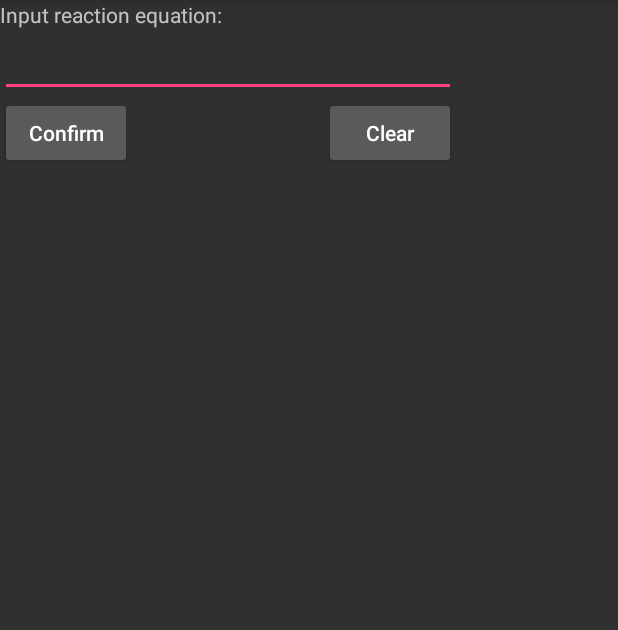
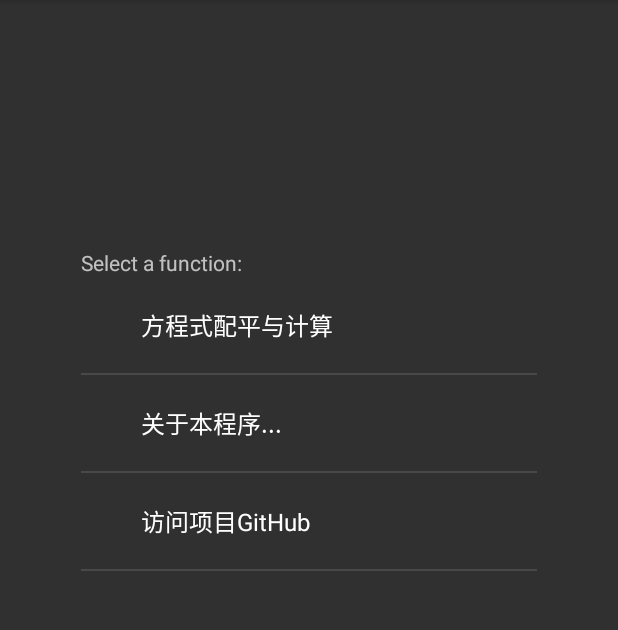
Before and after one commit to GlockChem/GlockChem4Droid, an Android app: the screen it shows after launch (EquationInput before the commit, MenuActivity after it), on a phone screen of 412 x 824 dp, the part 84-714 px from its top. Run offline under Robolectric (Android 15) with nearby library versions, the phone set to English and light mode, and no system bars.

Commit message:
MenuActivity: 增加进入程序时的功能选单
 - Close #14
 - 等待美工画图，以将功能选单改为图文结合模式

```diff
--- a/app/src/main/AndroidManifest.xml
+++ b/app/src/main/AndroidManifest.xml
@@ -9,7 +9,7 @@
         android:roundIcon="@mipmap/ic_launcher_round"
         android:supportsRtl="true"
         android:theme="@style/AppTheme">
-        <activity android:name=".ui.EquationInput">
+        <activity android:name=".ui.MenuActivity">
             <intent-filter>
                 <action android:name="android.intent.action.MAIN" />
 
@@ -19,7 +19,8 @@
         <activity android:name=".ui.ConditionInput" />
         <activity
             android:name=".ui.CalculationOutput"
-            android:label="@string/title_activity_calculation_output"></activity>
+            android:label="@string/title_activity_calculation_output" />
+        <activity android:name=".ui.EquationInput"></activity>
     </application>
 
 </manifest>
--- /dev/null
+++ b/app/src/main/java/org/chembar/glockchem/ui/MenuActivity.java
@@ -0,0 +1,65 @@
+package org.chembar.glockchem.ui;
+
+import android.content.Intent;
+import android.net.Uri;
+import android.os.Bundle;
+import android.support.v7.app.AppCompatActivity;
+import android.view.View;
+import android.widget.AdapterView;
+import android.widget.ArrayAdapter;
+import android.widget.ListView;
+import android.widget.Toast;
+
+import org.chembar.glockchem.R;
+
+import java.util.ArrayList;
+import java.util.List;
+
+public class MenuActivity extends AppCompatActivity {
+
+    // NOTE: 这只是个makeshift
+    private static final int MENU_EQUATION = 0;
+    private static final int MENU_ABOUT = 1;
+    private static final int MENU_GITHUB = 2;
+
+    // TODO: 图文并茂处理
+    private List<String> getListData() {
+        List<String> list = new ArrayList<>();
+        list.add("方程式配平与计算");
+        list.add("关于本程序...");
+        list.add("访问项目GitHub");
+
+        return list;
+    }
+
+    @Override
+    protected void onCreate(Bundle savedInstanceState) {
+        super.onCreate(savedInstanceState);
+        setContentView(R.layout.activity_menu);
+
+        ListView listView = (ListView) findViewById(R.id.listViewMenu);
+        listView.setAdapter(new ArrayAdapter<String>(this, android.R.layout.simple_expandable_list_item_1, getListData()));
+        listView.setOnItemClickListener(new AdapterView.OnItemClickListener() {
+            @Override
+            public void onItemClick(AdapterView<?> parent, View view, int position, long id) {
+                switch (position) {
+                    case MENU_EQUATION: {
+                        Intent intent = new Intent(MenuActivity.this, EquationInput.class);
+                        startActivity(intent);
+                        break;
+                    }
+                    case MENU_ABOUT: {
+                        Toast.makeText(MenuActivity.this, "GlockChem4Droid\n\nCredit to GlockChem Project Team:\n - DuckSoft\n - LionNatsu\n - EAirPeter\n - NAP64\n...and more", Toast.LENGTH_SHORT).show();
+                        break;
+                    }
+                    case MENU_GITHUB: {
+                        startActivity(new Intent()
+                                .setAction("android.intent.action.VIEW")
+                                .setData(Uri.parse("https://github.com/GlockChem/GlockChem4Droid")));
+                        break;
+                    }
+                }
+            }
+        });
+    }
+}
--- /dev/null
+++ b/app/src/main/res/layout/activity_menu.xml
@@ -0,0 +1,40 @@
+<?xml version="1.0" encoding="utf-8"?>
+<android.support.constraint.ConstraintLayout xmlns:android="http://schemas.android.com/apk/res/android"
+    xmlns:app="http://schemas.android.com/apk/res-auto"
+    xmlns:tools="http://schemas.android.com/tools"
+    android:layout_width="match_parent"
+    android:layout_height="match_parent"
+    tools:context="org.chembar.glockchem.ui.MenuActivity">
+
+    <RelativeLayout
+        android:layout_width="304dp"
+        android:layout_height="437dp"
+        app:layout_constraintBottom_toBottomOf="parent"
+        app:layout_constraintLeft_toLeftOf="parent"
+        app:layout_constraintRight_toRightOf="parent"
+        app:layout_constraintTop_toTopOf="parent">
+
+        <ListView
+            android:id="@+id/listViewMenu"
+            android:layout_width="match_parent"
+            android:layout_height="match_parent"
+            android:layout_alignParentBottom="true"
+            android:layout_alignParentLeft="true"
+            android:layout_alignParentStart="true"
+            android:layout_below="@+id/textView2"
+            tools:layout_editor_absoluteX="8dp"
+            tools:layout_editor_absoluteY="8dp" />
+
+        <TextView
+            android:id="@+id/textView2"
+            android:layout_width="wrap_content"
+            android:layout_height="wrap_content"
+            android:layout_alignParentLeft="true"
+            android:layout_alignParentStart="true"
+            android:layout_alignParentTop="true"
+            android:text="@string/menu_select"
+            tools:layout_editor_absoluteX="120dp"
+            tools:layout_editor_absoluteY="34dp" />
+    </RelativeLayout>
+
+</android.support.constraint.ConstraintLayout>
--- a/app/src/main/res/values/strings.xml
+++ b/app/src/main/res/values/strings.xml
@@ -30,4 +30,5 @@
     <string name="condition_zero">Condition value can\'t be zero!</string>
     <string name="result_as_follows">Calculation result:</string>
     <string name="unknown_atom">Unknown atom:</string>
+    <string name="menu_select">Select a function:</string>
 </resources>
```
Also changed, not shown: 2 other files.
